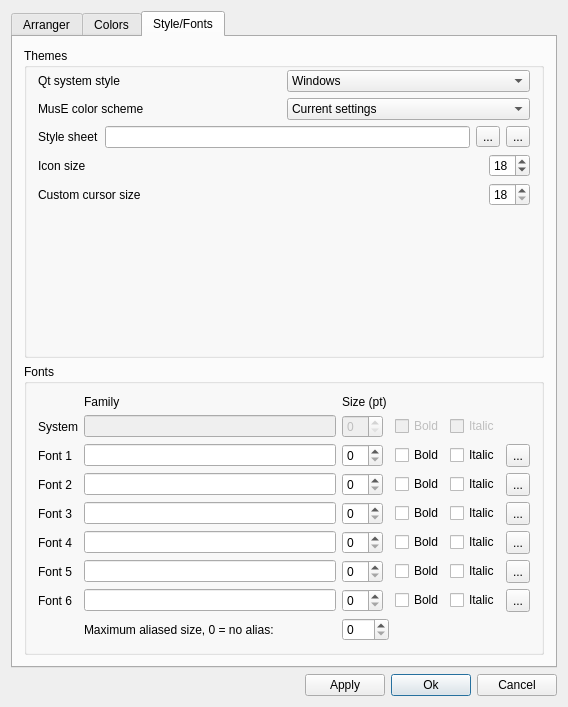
Before: the Qt Designer form muse3/muse/components/appearancebase.ui in emrum/muse, drawn with Qt 5.
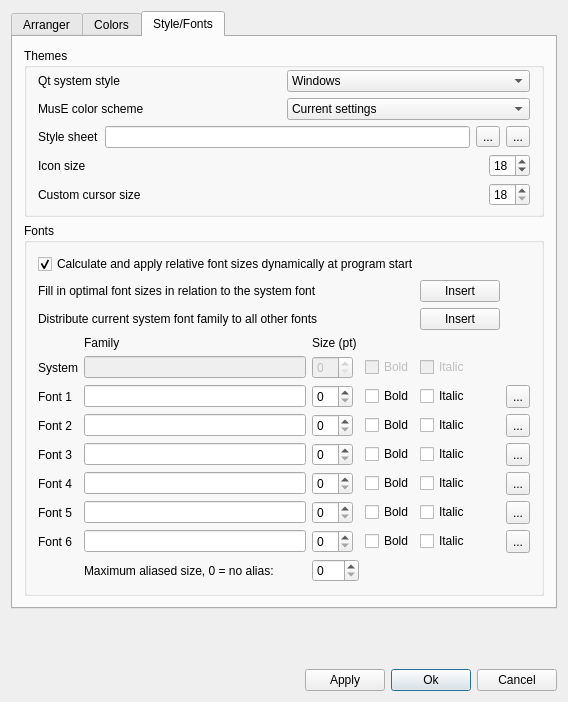
After: the same form once the commit is applied. The open tabs and pages were chosen to show the change. Custom widgets are drawn as their Qt base class.

Commit message: New options for font settings

```diff
--- a/muse3/muse/components/appearancebase.ui
+++ b/muse3/muse/components/appearancebase.ui
@@ -7,7 +7,7 @@
     <x>0</x>
     <y>0</y>
     <width>568</width>
-    <height>707</height>
+    <height>702</height>
    </rect>
   </property>
   <property name="windowTitle">
@@ -1361,22 +1361,6 @@
             </item>
            </layout>
           </item>
-          <item>
-           <spacer name="spacer3">
-            <property name="orientation">
-             <enum>Qt::Vertical</enum>
-            </property>
-            <property name="sizeType">
-             <enum>QSizePolicy::Expanding</enum>
-            </property>
-            <property name="sizeHint" stdset="0">
-             <size>
-              <width>20</width>
-              <height>23</height>
-             </size>
-            </property>
-           </spacer>
-          </item>
          </layout>
         </widget>
        </item>
@@ -1386,7 +1370,54 @@
           <string>Fonts</string>
          </property>
          <layout class="QGridLayout" name="gridLayout_6">
-          <item row="2" column="1">
+          <item row="7" column="4">
+           <widget class="QCheckBox" name="italic0">
+            <property name="enabled">
+             <bool>false</bool>
+            </property>
+            <property name="text">
+             <string>Italic</string>
+            </property>
+           </widget>
+          </item>
+          <item row="11" column="2">
+           <widget class="QSpinBox" name="fontSize4">
+            <property name="sizePolicy">
+             <sizepolicy hsizetype="Maximum" vsizetype="Fixed">
+              <horstretch>0</horstretch>
+              <verstretch>0</verstretch>
+             </sizepolicy>
+            </property>
+           </widget>
+          </item>
+          <item row="9" column="1">
+           <widget class="QLineEdit" name="fontName2">
+            <property name="sizePolicy">
+             <sizepolicy hsizetype="Expanding" vsizetype="Fixed">
+              <horstretch>0</horstretch>
+              <verstretch>0</verstretch>
+             </sizepolicy>
+            </property>
+           </widget>
+          </item>
+          <item row="10" column="2">
+           <widget class="QSpinBox" name="fontSize3">
+            <property name="sizePolicy">
+             <sizepolicy hsizetype="Maximum" vsizetype="Fixed">
+              <horstretch>0</horstretch>
+              <verstretch>0</verstretch>
+             </sizepolicy>
+            </property>
+           </widget>
+          </item>
+          <item row="2" column="0" colspan="4">
+           <widget class="QLabel" name="label_7">
+            <property name="text">
+             <string>Distribute current system font family to all other fonts</string>
+            </property>
+           </widget>
+          </item>
+          <item row="8" column="1">
            <widget class="QLineEdit" name="fontName1">
             <property name="sizePolicy">
              <sizepolicy hsizetype="Expanding" vsizetype="Fixed">
@@ -1396,44 +1427,120 @@
             </property>
            </widget>
           </item>
-          <item row="2" column="4">
+          <item row="13" column="4">
+           <widget class="QCheckBox" name="italic6">
+            <property name="text">
+             <string>Italic</string>
+            </property>
+           </widget>
+          </item>
+          <item row="7" column="0">
+           <widget class="QLabel" name="textLabel3">
+            <property name="text">
+             <string>System</string>
+            </property>
+            <property name="wordWrap">
+             <bool>false</bool>
+            </property>
+           </widget>
+          </item>
+          <item row="11" column="4">
+           <widget class="QCheckBox" name="italic4">
+            <property name="text">
+             <string>Italic</string>
+            </property>
+           </widget>
+          </item>
+          <item row="13" column="5">
+           <widget class="QToolButton" name="fontBrowse6">
+            <property name="sizePolicy">
+             <sizepolicy hsizetype="Maximum" vsizetype="Minimum">
+              <horstretch>0</horstretch>
+              <verstretch>0</verstretch>
+             </sizepolicy>
+            </property>
+            <property name="text">
+             <string>...</string>
+            </property>
+           </widget>
+          </item>
+          <item row="11" column="3">
+           <widget class="QCheckBox" name="bold4">
+            <property name="text">
+             <string>Bold</string>
+            </property>
+           </widget>
+          </item>
+          <item row="10" column="1">
+           <widget class="QLineEdit" name="fontName3">
+            <property name="sizePolicy">
+             <sizepolicy hsizetype="Expanding" vsizetype="Fixed">
+              <horstretch>0</horstretch>
+              <verstretch>0</verstretch>
+             </sizepolicy>
+            </property>
+           </widget>
+          </item>
+          <item row="0" column="0" colspan="5">
+           <widget class="QCheckBox" name="cbAutoAdjustFontSize">
+            <property name="toolTip">
+             <string>Font sizes for fonts 1-6 are determined at every program start, to optimally match the currently used system font.
+Disable if you want to set fixed sizes in the font settings below.
+
+Default scaling factors:
+Font 1: 70%
+Font 2: 100%
+Font 3: 100%
+Font 4: 80%
+Font 5: 80%
+Font 6: 80%</string>
+            </property>
+            <property name="text">
+             <string>Calculate and apply relative font sizes dynamically at program start</string>
+            </property>
+            <property name="checked">
+             <bool>true</bool>
+            </property>
+           </widget>
+          </item>
+          <item row="9" column="3">
+           <widget class="QCheckBox" name="bold2">
+            <property name="text">
+             <string>Bold</string>
+            </property>
+           </widget>
+          </item>
+          <item row="13" column="0">
+           <widget class="QLabel" name="textLabel7_3">
+            <property name="text">
+             <string>Font 6</string>
+            </property>
+            <property name="wordWrap">
+             <bool>false</bool>
+            </property>
+           </widget>
+          </item>
+          <item row="11" column="5">
+           <widget class="QToolButton" name="fontBrowse4">
+            <property name="sizePolicy">
+             <sizepolicy hsizetype="Maximum" vsizetype="Minimum">
+              <horstretch>0</horstretch>
+              <verstretch>0</verstretch>
+             </sizepolicy>
+            </property>
+            <property name="text">
+             <string>...</string>
+            </property>
+           </widget>
+          </item>
+          <item row="8" column="4">
            <widget class="QCheckBox" name="italic1">
             <property name="text">
              <string>Italic</string>
             </property>
            </widget>
           </item>
-          <item row="6" column="3">
-           <widget class="QCheckBox" name="bold5">
-            <property name="text">
-             <string>Bold</string>
-            </property>
-           </widget>
-          </item>
-          <item row="3" column="5">
-           <widget class="QToolButton" name="fontBrowse2">
-            <property name="sizePolicy">
-             <sizepolicy hsizetype="Maximum" vsizetype="Minimum">
-              <horstretch>0</horstretch>
-              <verstretch>0</verstretch>
-             </sizepolicy>
-            </property>
-            <property name="text">
-             <string>...</string>
-            </property>
-           </widget>
-          </item>
-          <item row="6" column="0">
-           <widget class="QLabel" name="textLabel7_2">
-            <property name="text">
-             <string>Font 5</string>
-            </property>
-            <property name="wordWrap">
-             <bool>false</bool>
-            </property>
-           </widget>
-          </item>
-          <item row="2" column="0">
+          <item row="8" column="0">
            <widget class="QLabel" name="textLabel4">
             <property name="text">
              <string>Font 1</string>
@@ -1443,20 +1550,7 @@
             </property>
            </widget>
           </item>
-          <item row="4" column="5">
-           <widget class="QToolButton" name="fontBrowse3">
-            <property name="sizePolicy">
-             <sizepolicy hsizetype="Maximum" vsizetype="Minimum">
-              <horstretch>0</horstretch>
-              <verstretch>0</verstretch>
-             </sizepolicy>
-            </property>
-            <property name="text">
-             <string>...</string>
-            </property>
-           </widget>
-          </item>
-          <item row="4" column="0">
+          <item row="10" column="0">
            <widget class="QLabel" name="textLabel6">
             <property name="text">
              <string>Font 3</string>
@@ -1466,64 +1560,17 @@
             </property>
            </widget>
           </item>
-          <item row="3" column="2">
-           <widget class="QSpinBox" name="fontSize2">
-            <property name="sizePolicy">
-             <sizepolicy hsizetype="Maximum" vsizetype="Fixed">
-              <horstretch>0</horstretch>
-              <verstretch>0</verstretch>
-             </sizepolicy>
-            </property>
-           </widget>
-          </item>
-          <item row="4" column="1">
-           <widget class="QLineEdit" name="fontName3">
-            <property name="sizePolicy">
-             <sizepolicy hsizetype="Expanding" vsizetype="Fixed">
-              <horstretch>0</horstretch>
-              <verstretch>0</verstretch>
-             </sizepolicy>
-            </property>
-           </widget>
-          </item>
-          <item row="6" column="1">
-           <widget class="QLineEdit" name="fontName5">
-            <property name="sizePolicy">
-             <sizepolicy hsizetype="Expanding" vsizetype="Fixed">
-              <horstretch>0</horstretch>
-              <verstretch>0</verstretch>
-             </sizepolicy>
-            </property>
-           </widget>
-          </item>
-          <item row="1" column="1">
-           <widget class="QLineEdit" name="fontName0">
+          <item row="7" column="3">
+           <widget class="QCheckBox" name="bold0">
             <property name="enabled">
              <bool>false</bool>
             </property>
-            <property name="sizePolicy">
-             <sizepolicy hsizetype="Expanding" vsizetype="Fixed">
-              <horstretch>0</horstretch>
-              <verstretch>0</verstretch>
-             </sizepolicy>
-            </property>
-           </widget>
-          </item>
-          <item row="4" column="4">
-           <widget class="QCheckBox" name="italic3">
             <property name="text">
-             <string>Italic</string>
+             <string>Bold</string>
             </property>
            </widget>
           </item>
-          <item row="7" column="4">
-           <widget class="QCheckBox" name="italic6">
-            <property name="text">
-             <string>Italic</string>
-            </property>
-           </widget>
-          </item>
-          <item row="8" column="2">
+          <item row="14" column="2">
            <widget class="QSpinBox" name="maxAliasedPointSize">
             <property name="toolTip">
              <string>At what point size to switch from aliased text
@@ -1559,88 +1606,80 @@
             </property>
            </widget>
           </item>
-          <item row="3" column="3">
-           <widget class="QCheckBox" name="bold2">
-            <property name="text">
-             <string>Bold</string>
-            </property>
-           </widget>
-          </item>
-          <item row="7" column="1">
-           <widget class="QLineEdit" name="fontName6">
-            <property name="sizePolicy">
-             <sizepolicy hsizetype="Expanding" vsizetype="Fixed">
-              <horstretch>0</horstretch>
-              <verstretch>0</verstretch>
-             </sizepolicy>
-            </property>
-           </widget>
-          </item>
-          <item row="5" column="2">
-           <widget class="QSpinBox" name="fontSize4">
-            <property name="sizePolicy">
-             <sizepolicy hsizetype="Maximum" vsizetype="Fixed">
-              <horstretch>0</horstretch>
-              <verstretch>0</verstretch>
-             </sizepolicy>
-            </property>
-           </widget>
-          </item>
-          <item row="7" column="0">
-           <widget class="QLabel" name="textLabel7_3">
-            <property name="text">
-             <string>Font 6</string>
-            </property>
-            <property name="wordWrap">
-             <bool>false</bool>
-            </property>
-           </widget>
-          </item>
-          <item row="5" column="3">
-           <widget class="QCheckBox" name="bold4">
-            <property name="text">
-             <string>Bold</string>
-            </property>
-           </widget>
-          </item>
-          <item row="5" column="1">
-           <widget class="QLineEdit" name="fontName4">
-            <property name="sizePolicy">
-             <sizepolicy hsizetype="Expanding" vsizetype="Fixed">
-              <horstretch>0</horstretch>
-              <verstretch>0</verstretch>
-             </sizepolicy>
-            </property>
-           </widget>
-          </item>
-          <item row="6" column="4">
-           <widget class="QCheckBox" name="italic5">
+          <item row="9" column="4">
+           <widget class="QCheckBox" name="italic2">
             <property name="text">
              <string>Italic</string>
             </property>
            </widget>
           </item>
-          <item row="1" column="0">
-           <widget class="QLabel" name="textLabel3">
+          <item row="12" column="2">
+           <widget class="QSpinBox" name="fontSize5">
+            <property name="sizePolicy">
+             <sizepolicy hsizetype="Maximum" vsizetype="Fixed">
+              <horstretch>0</horstretch>
+              <verstretch>0</verstretch>
+             </sizepolicy>
+            </property>
+           </widget>
+          </item>
+          <item row="8" column="5">
+           <widget class="QToolButton" name="fontBrowse1">
+            <property name="sizePolicy">
+             <sizepolicy hsizetype="Maximum" vsizetype="Minimum">
+              <horstretch>0</horstretch>
+              <verstretch>0</verstretch>
+             </sizepolicy>
+            </property>
             <property name="text">
-             <string>System</string>
+             <string>...</string>
+            </property>
+           </widget>
+          </item>
+          <item row="13" column="2">
+           <widget class="QSpinBox" name="fontSize6">
+            <property name="sizePolicy">
+             <sizepolicy hsizetype="Maximum" vsizetype="Fixed">
+              <horstretch>0</horstretch>
+              <verstretch>0</verstretch>
+             </sizepolicy>
+            </property>
+           </widget>
+          </item>
+          <item row="9" column="5">
+           <widget class="QToolButton" name="fontBrowse2">
+            <property name="sizePolicy">
+             <sizepolicy hsizetype="Maximum" vsizetype="Minimum">
+              <horstretch>0</horstretch>
+              <verstretch>0</verstretch>
+             </sizepolicy>
+            </property>
+            <property name="text">
+             <string>...</string>
+            </property>
+           </widget>
+          </item>
+          <item row="8" column="2">
+           <widget class="QSpinBox" name="fontSize1">
+            <property name="sizePolicy">
+             <sizepolicy hsizetype="Maximum" vsizetype="Fixed">
+              <horstretch>0</horstretch>
+              <verstretch>0</verstretch>
+             </sizepolicy>
+            </property>
+           </widget>
+          </item>
+          <item row="12" column="0">
+           <widget class="QLabel" name="textLabel7_2">
+            <property name="text">
+             <string>Font 5</string>
             </property>
             <property name="wordWrap">
              <bool>false</bool>
             </property>
            </widget>
           </item>
-          <item row="1" column="3">
-           <widget class="QCheckBox" name="bold0">
-            <property name="enabled">
-             <bool>false</bool>
-            </property>
-            <property name="text">
-             <string>Bold</string>
-            </property>
-           </widget>
-          </item>
-          <item row="0" column="1">
+          <item row="6" column="1">
            <widget class="QLabel" name="textLabel2">
             <property name="text">
              <string>Family</string>
@@ -1650,28 +1689,8 @@
             </property>
            </widget>
           </item>
-          <item row="5" column="0">
-           <widget class="QLabel" name="textLabel7">
-            <property name="text">
-             <string>Font 4</string>
-            </property>
-            <property name="wordWrap">
-             <bool>false</bool>
-            </property>
-           </widget>
-          </item>
-          <item row="1" column="4">
-           <widget class="QCheckBox" name="italic0">
-            <property name="enabled">
-             <bool>false</bool>
-            </property>
-            <property name="text">
-             <string>Italic</string>
-            </property>
-           </widget>
-          </item>
-          <item row="7" column="2">
-           <widget class="QSpinBox" name="fontSize6">
+          <item row="9" column="2">
+           <widget class="QSpinBox" name="fontSize2">
             <property name="sizePolicy">
              <sizepolicy hsizetype="Maximum" vsizetype="Fixed">
               <horstretch>0</horstretch>
@@ -1680,54 +1699,24 @@
             </property>
            </widget>
           </item>
-          <item row="6" column="5">
-           <widget class="QToolButton" name="fontBrowse5">
-            <property name="sizePolicy">
-             <sizepolicy hsizetype="Maximum" vsizetype="Minimum">
-              <horstretch>0</horstretch>
-              <verstretch>0</verstretch>
-             </sizepolicy>
-            </property>
+          <item row="12" column="3">
+           <widget class="QCheckBox" name="bold5">
             <property name="text">
-             <string>...</string>
-            </property>
-           </widget>
-          </item>
-          <item row="5" column="4">
-           <widget class="QCheckBox" name="italic4">
-            <property name="text">
-             <string>Italic</string>
-            </property>
-           </widget>
-          </item>
-          <item row="4" column="3">
-           <widget class="QCheckBox" name="bold3">
-            <property name="text">
              <string>Bold</string>
             </property>
            </widget>
           </item>
-          <item row="2" column="3">
-           <widget class="QCheckBox" name="bold1">
+          <item row="9" column="0">
+           <widget class="QLabel" name="textLabel5">
             <property name="text">
-             <string>Bold</string>
+             <string>Font 2</string>
             </property>
-           </widget>
-          </item>
-          <item row="2" column="5">
-           <widget class="QToolButton" name="fontBrowse1">
-            <property name="sizePolicy">
-             <sizepolicy hsizetype="Maximum" vsizetype="Minimum">
-              <horstretch>0</horstretch>
-              <verstretch>0</verstretch>
-             </sizepolicy>
+            <property name="wordWrap">
+             <bool>false</bool>
             </property>
-            <property name="text">
-             <string>...</string>
-            </property>
            </widget>
           </item>
-          <item row="8" column="1">
+          <item row="14" column="1">
            <widget class="QLabel" name="label_14">
             <property name="toolTip">
              <string/>
@@ -1740,17 +1729,67 @@
             </property>
            </widget>
           </item>
-          <item row="4" column="2">
-           <widget class="QSpinBox" name="fontSize3">
+          <item row="13" column="1">
+           <widget class="QLineEdit" name="fontName6">
             <property name="sizePolicy">
-             <sizepolicy hsizetype="Maximum" vsizetype="Fixed">
+             <sizepolicy hsizetype="Expanding" vsizetype="Fixed">
               <horstretch>0</horstretch>
               <verstretch>0</verstretch>
              </sizepolicy>
             </property>
            </widget>
           </item>
-          <item row="1" column="2">
+          <item row="12" column="5">
+           <widget class="QToolButton" name="fontBrowse5">
+            <property name="sizePolicy">
+             <sizepolicy hsizetype="Maximum" vsizetype="Minimum">
+              <horstretch>0</horstretch>
+              <verstretch>0</verstretch>
+             </sizepolicy>
+            </property>
+            <property name="text">
+             <string>...</string>
+            </property>
+           </widget>
+          </item>
+          <item row="13" column="3">
+           <widget class="QCheckBox" name="bold6">
+            <property name="text">
+             <string>Bold</string>
+            </property>
+           </widget>
+          </item>
+          <item row="7" column="1">
+           <widget class="QLineEdit" name="fontName0">
+            <property name="enabled">
+             <bool>false</bool>
+            </property>
+            <property name="sizePolicy">
+             <sizepolicy hsizetype="Expanding" vsizetype="Fixed">
+              <horstretch>0</horstretch>
+              <verstretch>0</verstretch>
+             </sizepolicy>
+            </property>
+           </widget>
+          </item>
+          <item row="8" column="3">
+           <widget class="QCheckBox" name="bold1">
+            <property name="text">
+             <string>Bold</string>
+            </property>
+           </widget>
+          </item>
+          <item row="11" column="1">
+           <widget class="QLineEdit" name="fontName4">
+            <property name="sizePolicy">
+             <sizepolicy hsizetype="Expanding" vsizetype="Fixed">
+              <horstretch>0</horstretch>
+              <verstretch>0</verstretch>
+             </sizepolicy>
+            </property>
+           </widget>
+          </item>
+          <item row="7" column="2">
            <widget class="QSpinBox" name="fontSize0">
             <property name="enabled">
              <bool>false</bool>
@@ -1763,28 +1802,42 @@
             </property>
            </widget>
           </item>
-          <item row="2" column="2">
-           <widget class="QSpinBox" name="fontSize1">
+          <item row="2" column="4">
+           <widget class="QPushButton" name="pbSetFontFamily">
+            <property name="text">
+             <string>Insert</string>
+            </property>
+           </widget>
+          </item>
+          <item row="10" column="4">
+           <widget class="QCheckBox" name="italic3">
+            <property name="text">
+             <string>Italic</string>
+            </property>
+           </widget>
+          </item>
+          <item row="12" column="1">
+           <widget class="QLineEdit" name="fontName5">
             <property name="sizePolicy">
-             <sizepolicy hsizetype="Maximum" vsizetype="Fixed">
+             <sizepolicy hsizetype="Expanding" vsizetype="Fixed">
               <horstretch>0</horstretch>
               <verstretch>0</verstretch>
              </sizepolicy>
             </property>
            </widget>
           </item>
-          <item row="3" column="0">
-           <widget class="QLabel" name="textLabel5">
+          <item row="11" column="0">
+           <widget class="QLabel" name="textLabel7">
             <property name="text">
-             <string>Font 2</string>
+             <string>Font 4</string>
             </property>
             <property name="wordWrap">
              <bool>false</bool>
             </property>
            </widget>
           </item>
-          <item row="7" column="5">
-           <widget class="QToolButton" name="fontBrowse6">
+          <item row="10" column="5">
+           <widget class="QToolButton" name="fontBrowse3">
             <property name="sizePolicy">
              <sizepolicy hsizetype="Maximum" vsizetype="Minimum">
               <horstretch>0</horstretch>
@@ -1797,40 +1850,6 @@
            </widget>
           </item>
           <item row="6" column="2">
-           <widget class="QSpinBox" name="fontSize5">
-            <property name="sizePolicy">
-             <sizepolicy hsizetype="Maximum" vsizetype="Fixed">
-              <horstretch>0</horstretch>
-              <verstretch>0</verstretch>
-             </sizepolicy>
-            </property>
-           </widget>
-          </item>
-          <item row="3" column="4">
-           <widget class="QCheckBox" name="italic2">
-            <property name="text">
-             <string>Italic</string>
-            </property>
-           </widget>
-          </item>
-          <item row="7" column="3">
-           <widget class="QCheckBox" name="bold6">
-            <property name="text">
-             <string>Bold</string>
-            </property>
-           </widget>
-          </item>
-          <item row="3" column="1">
-           <widget class="QLineEdit" name="fontName2">
-            <property name="sizePolicy">
-             <sizepolicy hsizetype="Expanding" vsizetype="Fixed">
-              <horstretch>0</horstretch>
-              <verstretch>0</verstretch>
-             </sizepolicy>
-            </property>
-           </widget>
-          </item>
-          <item row="0" column="2">
            <widget class="QLabel" name="TextLabel1_1">
             <property name="text">
              <string>Size (pt)</string>
@@ -1840,16 +1859,31 @@
             </property>
            </widget>
           </item>
-          <item row="5" column="5">
-           <widget class="QToolButton" name="fontBrowse4">
-            <property name="sizePolicy">
-             <sizepolicy hsizetype="Maximum" vsizetype="Minimum">
-              <horstretch>0</horstretch>
-              <verstretch>0</verstretch>
-             </sizepolicy>
+          <item row="12" column="4">
+           <widget class="QCheckBox" name="italic5">
+            <property name="text">
+             <string>Italic</string>
             </property>
+           </widget>
+          </item>
+          <item row="10" column="3">
+           <widget class="QCheckBox" name="bold3">
             <property name="text">
-             <string>...</string>
+             <string>Bold</string>
+            </property>
+           </widget>
+          </item>
+          <item row="1" column="4">
+           <widget class="QPushButton" name="pbAdjustFontSizes">
+            <property name="text">
+             <string>Insert</string>
+            </property>
+           </widget>
+          </item>
+          <item row="1" column="0" colspan="4">
+           <widget class="QLabel" name="label_2">
+            <property name="text">
+             <string>Fill in optimal font sizes in relation to the system font</string>
             </property>
            </widget>
           </item>
@@ -1860,6 +1894,22 @@
      </widget>
     </widget>
    </item>
+   <item>
+    <spacer name="spacer3">
+     <property name="orientation">
+      <enum>Qt::Vertical</enum>
+     </property>
+     <property name="sizeType">
+      <enum>QSizePolicy::Expanding</enum>
+     </property>
+     <property name="sizeHint" stdset="0">
+      <size>
+       <width>0</width>
+       <height>0</height>
+      </size>
+     </property>
+    </spacer>
+   </item>
    <item>
     <layout class="QHBoxLayout">
      <property name="spacing">
```
The commit also changes 6 other files.
